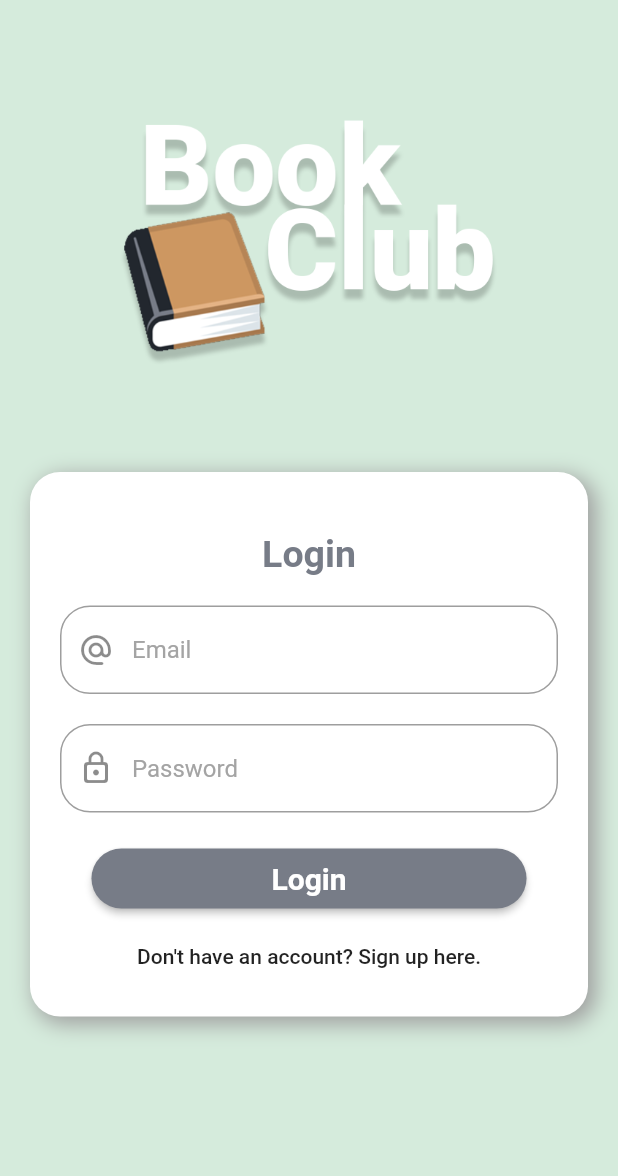
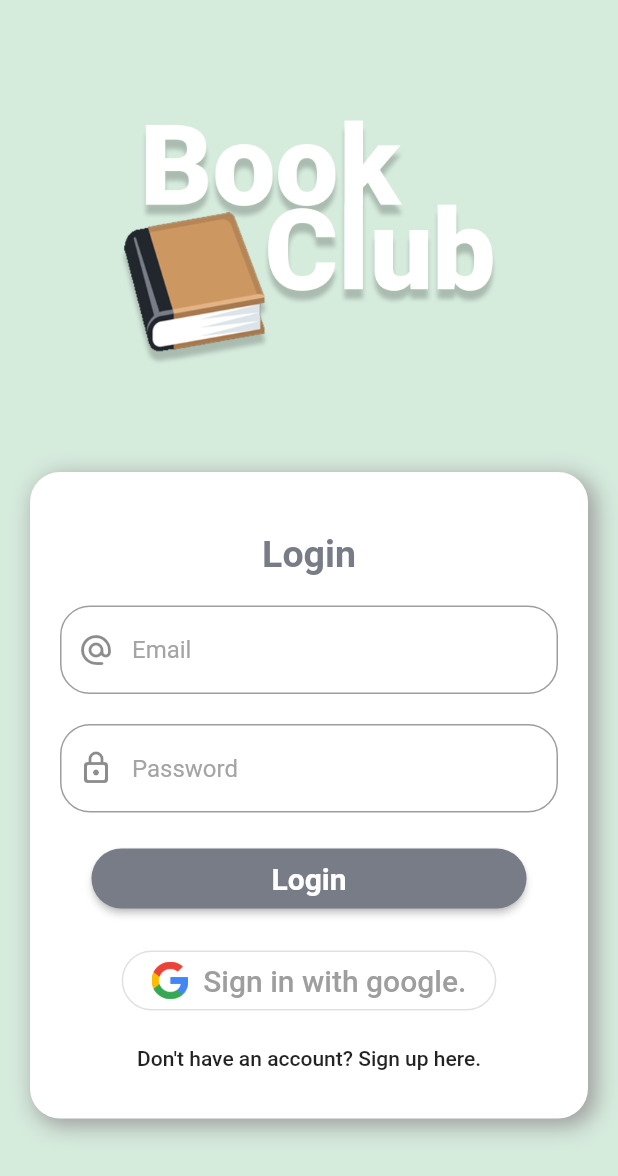
Before and after one commit to kabirnayeem99/book-club-flutter, a Flutter app: the screen it shows after launch, on a phone screen of 412 x 824 dp. Shown: the top 1176 px of the screen. Run offline on Flutter 3.47's test engine with Material 2 defaults, Android fonts, the phone set to English and light mode, and no system bars; our stand-ins replace firebase_auth, firebase_core; missing offline and left inert: dart:ffi; accounts and stored records are empty.

Commit message:
📦 feat: setup for google sign in

```diff
--- a/lib/main.dart
+++ b/lib/main.dart
@@ -1,6 +1,6 @@
 import 'package:book_club_flutter/screens/login_screen/login_screen.dart';
 import 'package:book_club_flutter/states/current_user.dart';
-import 'package:book_club_flutter/utils/our_theme.dart';
+import 'package:book_club_flutter/utils/theme.dart';
 import 'package:firebase_core/firebase_core.dart';
 import 'package:flutter/material.dart';
 import 'package:provider/provider.dart';
--- a/lib/screens/login_screen/local_widgets/login_form_widget.dart
+++ b/lib/screens/login_screen/local_widgets/login_form_widget.dart
@@ -1,7 +1,7 @@
 import 'package:book_club_flutter/screens/home_screen/home_screen.dart';
 import 'package:book_club_flutter/screens/signup_screen/signup_screen.dart';
 import 'package:book_club_flutter/states/current_user.dart';
-import 'package:book_club_flutter/utils/Resources.dart';
+import 'package:book_club_flutter/utils/resource.dart';
 import 'package:book_club_flutter/widgets/container.dart';
 import 'package:flutter/material.dart';
 import 'package:provider/provider.dart';
@@ -36,6 +36,35 @@ class _OurLoginFormState extends State<OurLoginForm> {
       ScaffoldMessenger.of(context)
           .showSnackBar(SnackBar(content: Text("Could not log in. $e.")));
     }
+  }
+
+  Widget _googleSignInButton() {
+    return OutlineButton(
+      splashColor: Colors.grey,
+      onPressed: () => {},
+      highlightElevation: 0.0,
+      shape: RoundedRectangleBorder(borderRadius: BorderRadius.circular(40)),
+      child: Row(
+        mainAxisSize: MainAxisSize.min,
+        mainAxisAlignment: MainAxisAlignment.center,
+        children: [
+          Image(
+            image: AssetImage("assets/google_logo.png"),
+            height: 25.0,
+          ),
+          Padding(
+            padding: EdgeInsets.only(left: 10.0),
+            child: Text(
+              "Sign in with google.",
+              style: TextStyle(
+                fontSize: 20.0,
+                color: Colors.grey,
+              ),
+            ),
+          )
+        ],
+      ),
+    );
   }
 
   @override
@@ -102,8 +131,9 @@ class _OurLoginFormState extends State<OurLoginForm> {
               ),
             ),
           ),
+          SizedBox(height: 20.0),
+          _googleSignInButton(),
           SizedBox(height: 08.0),
-
           // register navigation button
           FlatButton(
             onPressed: () => {
--- a/lib/screens/signup_screen/local_widgets/signup_form_widget.dart
+++ b/lib/screens/signup_screen/local_widgets/signup_form_widget.dart
@@ -1,6 +1,6 @@
 import 'package:book_club_flutter/states/current_user.dart';
-import 'package:book_club_flutter/utils/Resources.dart';
-import 'package:book_club_flutter/utils/Utilities.dart';
+import 'package:book_club_flutter/utils/resource.dart';
+import 'package:book_club_flutter/utils/utilities.dart';
 import 'package:book_club_flutter/widgets/container.dart';
 import 'package:flutter/cupertino.dart';
 import 'package:flutter/material.dart';
--- a/lib/states/current_user.dart
+++ b/lib/states/current_user.dart
@@ -1,4 +1,4 @@
-import 'package:book_club_flutter/utils/Resources.dart';
+import 'package:book_club_flutter/utils/resource.dart';
 import 'package:firebase_auth/firebase_auth.dart';
 import 'package:flutter/cupertino.dart';
 
@@ -14,6 +14,7 @@ class CurrentUserState extends ChangeNotifier {
 
   Future<OurResource> signUpUserWithEmail(String email, String password) async {
     late OurResource _resource;
+    Error err = FlutterError("fdadf");
     try {
       UserCredential _userCredential = await _auth
           .createUserWithEmailAndPassword(email: email, password: password);
--- a/pubspec.yaml
+++ b/pubspec.yaml
@@ -17,6 +17,8 @@ dependencies:
   firebase_core: ^1.2.1
   firebase_auth: ^1.4.0
   provider: ^5.0.0
+  google_sign_in: ^5.0.4
+
 
 dev_dependencies:
   flutter_test:
```
Also changed, not shown: lib/utils/resource.dart (renamed from lib/utils/Resources.dart), lib/utils/theme.dart (renamed from lib/utils/our_theme.dart), lib/utils/utilities.dart (renamed from lib/utils/Utilities.dart), 1 other file.
